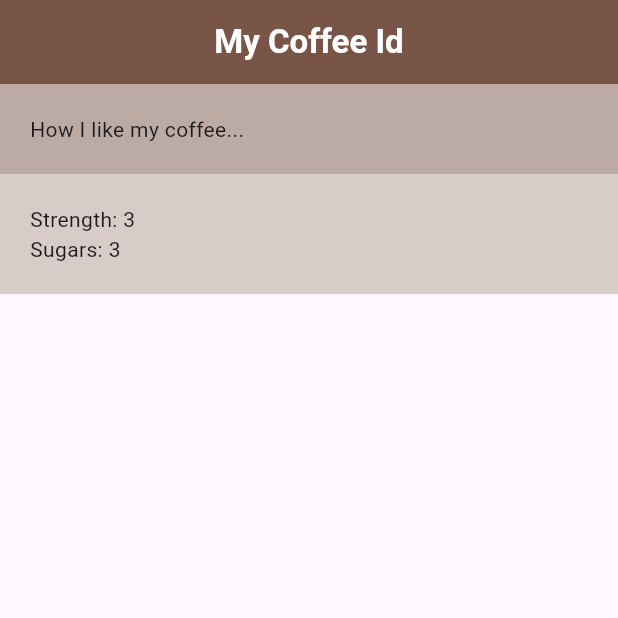
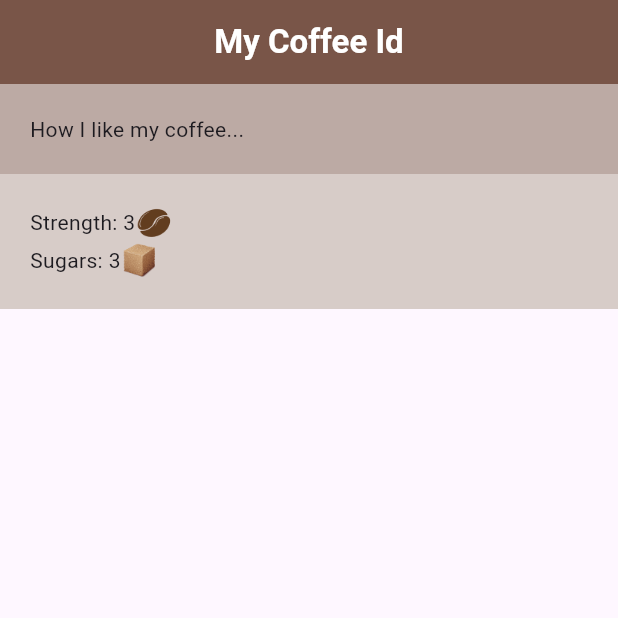
Before and after one commit to lordsayur/coffee-card, a Flutter app: the screen it shows after launch, on a phone screen of 412 x 824 dp, the top half of it. Run offline on Flutter 3.47's test engine with Material 3 defaults, Android fonts, the phone set to English and light mode, and no system bars.

Commit message:
✨ #13 - Images

```diff
--- a/lib/coffee_prefs.dart
+++ b/lib/coffee_prefs.dart
@@ -1,26 +1,39 @@
 import 'package:flutter/material.dart';
+import 'package:flutter/widgets.dart';
 
 class CoffeePrefs extends StatelessWidget {
   const CoffeePrefs({super.key});
 
   @override
   Widget build(BuildContext context) {
-    return const Column(
+    return Column(
       children: [
         Row(
           children: [
-            Text("Strength: "),
-            Text("3"),
-            SizedBox(
+            const Text("Strength: "),
+            const Text("3"),
+            Image.asset(
+              "assets/img/coffee_bean.png",
+              width: 25,
+              color: Colors.brown[100],
+              colorBlendMode: BlendMode.multiply,
+            ),
+            const SizedBox(
               width: 50,
             )
           ],
         ),
         Row(
           children: [
-            Text("Sugars: "),
-            Text("3"),
-            SizedBox(
+            const Text("Sugars: "),
+            const Text("3"),
+            Image.asset(
+              "assets/img/sugar_cube.png",
+              width: 25,
+              color: Colors.brown[100],
+              colorBlendMode: BlendMode.multiply,
+            ),
+            const SizedBox(
               width: 50,
             )
           ],
```
Also changed, not shown: pubspec.yaml (+4 -3 lines), assets/img/coffee_bean.png (added), assets/img/sugar_cube.png (added), 1 other file.
